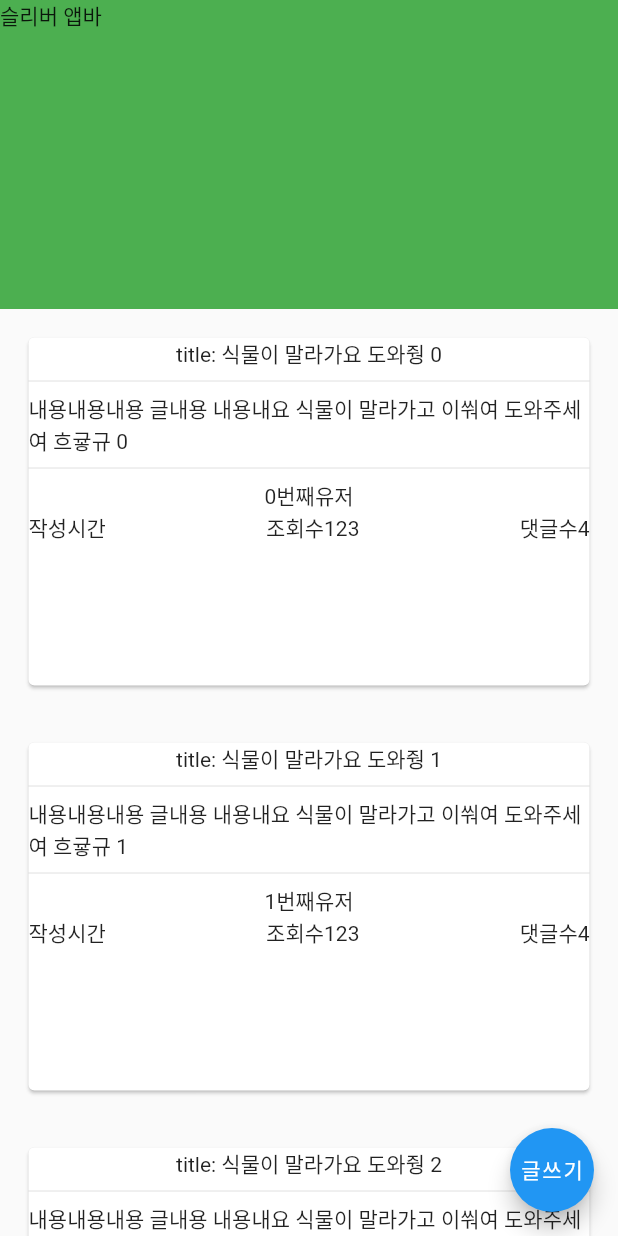
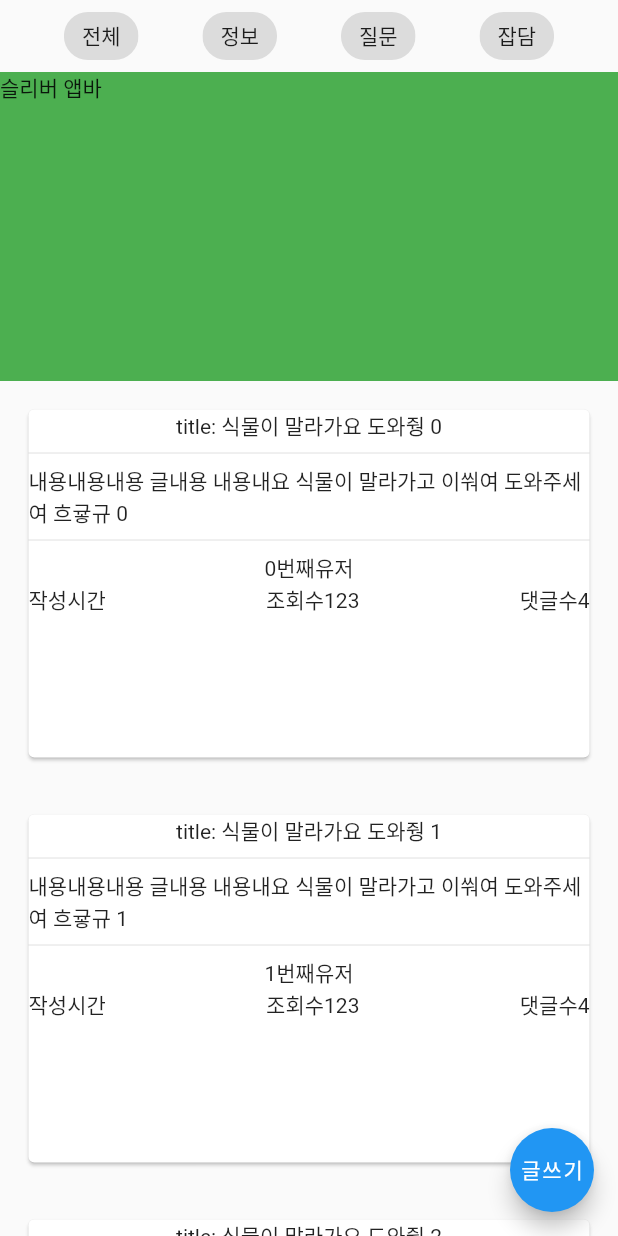
Before and after one commit to sfac-saessak/saessak-flutter, a Flutter app: the CommunityScreen screen opened directly, on a phone screen of 412 x 824 dp. Run offline on Flutter 3.47's test engine with Material 2 defaults, Android fonts, the phone set to English and light mode, and no system bars; our stand-ins replace cloud_firestore, firebase_auth, firebase_core, firebase_storage, font_awesome_flutter, get and 2 more; accounts and stored records are empty; network calls fail.

Commit message:
게시글상세페이지 구현

```diff
--- a/lib/component/community/post_card.dart
+++ b/lib/component/community/post_card.dart
@@ -1,5 +1,7 @@
 import 'package:flutter/material.dart';
+import 'package:get/get.dart';
 import 'package:saessak_flutter/model/community/post.dart';
+import 'package:saessak_flutter/view/page/community/post_detail_page.dart';
 
 class PostCard extends StatelessWidget {
   const PostCard({super.key, required this.post});
@@ -10,6 +12,8 @@ class PostCard extends StatelessWidget {
   Widget build(BuildContext context) {
     return Padding(
       padding: const EdgeInsets.all(15.0),
+      child: GestureDetector(
+        onTap: () => Get.to(PostDetailPage(post: post)),
         child: SizedBox(
           height: 240,
           child: Card(
@@ -30,6 +34,7 @@ class PostCard extends StatelessWidget {
               )
             ]),
           )),
+      ),
     );
   }
 }
--- a/lib/controller/community/community_controller.dart
+++ b/lib/controller/community/community_controller.dart
@@ -8,14 +8,13 @@ class CommunityController extends GetxController {
   List<Post> postList = List.generate(
       10,
       (index) => Post(
-          userInfo: {
-            'nickName' : '$index번째유저'
-          },
+          tag: '질문글',
+          userInfo: {'nickName': '$index번째유저'},
           title: 'title: 식물이 말라가요 도와줭 $index',
           content: '내용내용내용 글내용 내용내요 식물이 말라가고 이쒀여 도와주세여 흐귷규 $index',
           photoURL: [],
           views: 123,
           reportNum: 0,
-          comments: [{},{},{},{}],
+          comments: [{}, {}, {}, {}],
           writeTime: Timestamp.fromDate(DateTime.now())));
 }
--- a/lib/model/community/post.dart
+++ b/lib/model/community/post.dart
@@ -11,6 +11,7 @@ final int views;
 final int reportNum;
 final List<Map> comments;
 final Timestamp writeTime;
+final String tag;
   Post({
     required this.userInfo,
     required this.title,
@@ -19,7 +20,8 @@ final Timestamp writeTime;
     required this.views,
     required this.reportNum,
     required this.comments,
-    required this.writeTime
+    required this.writeTime,
+    required this.tag
   });
 
 }
--- a/lib/view/screen/community_screen.dart
+++ b/lib/view/screen/community_screen.dart
@@ -14,6 +14,23 @@ class CommunityScreen extends GetView<CommunityController> {
           FloatingActionButton(onPressed: () {}, child: Text('글쓰기')),
       body: CustomScrollView(
         slivers: [
+          SliverToBoxAdapter(
+            child: Container(
+              child: Row(
+                mainAxisAlignment: MainAxisAlignment.spaceEvenly,
+                children: [
+                  GestureDetector(
+                      onTap: () {
+                        // 누르면 해당 태그 값으로 컨트롤러 curTag 값 변경. 해당 태그 값 변경시 해당되는 포스트만 db에서 가져와서 리빌드.
+                      },
+                      child: Chip(label: Text('전체'))),
+                  Chip(label: Text('정보')),
+                  Chip(label: Text('질문')),
+                  Chip(label: Text('잡담'))
+                ],
+              ),
+            ),
+          ),
           SliverAppBar(
             backgroundColor: Colors.green,
             expandedHeight: Get.height / 4,
@@ -23,9 +40,12 @@ class CommunityScreen extends GetView<CommunityController> {
               ),
             ),
           ),
-          SliverList(delegate: SliverChildBuilderDelegate((context, index) {
-            return PostCard(post: controller.postList[index],);
-          },childCount: controller.postList.length))
+          SliverList(
+              delegate: SliverChildBuilderDelegate((context, index) {
+            return PostCard(
+              post: controller.postList[index],
+            );
+          }, childCount: controller.postList.length))
         ],
       ),
     );
```
Also changed, not shown: lib/view/page/community/post_detail_page.dart (added, +123 -0 lines). Lines whose indentation alone changed are shown as unchanged.
